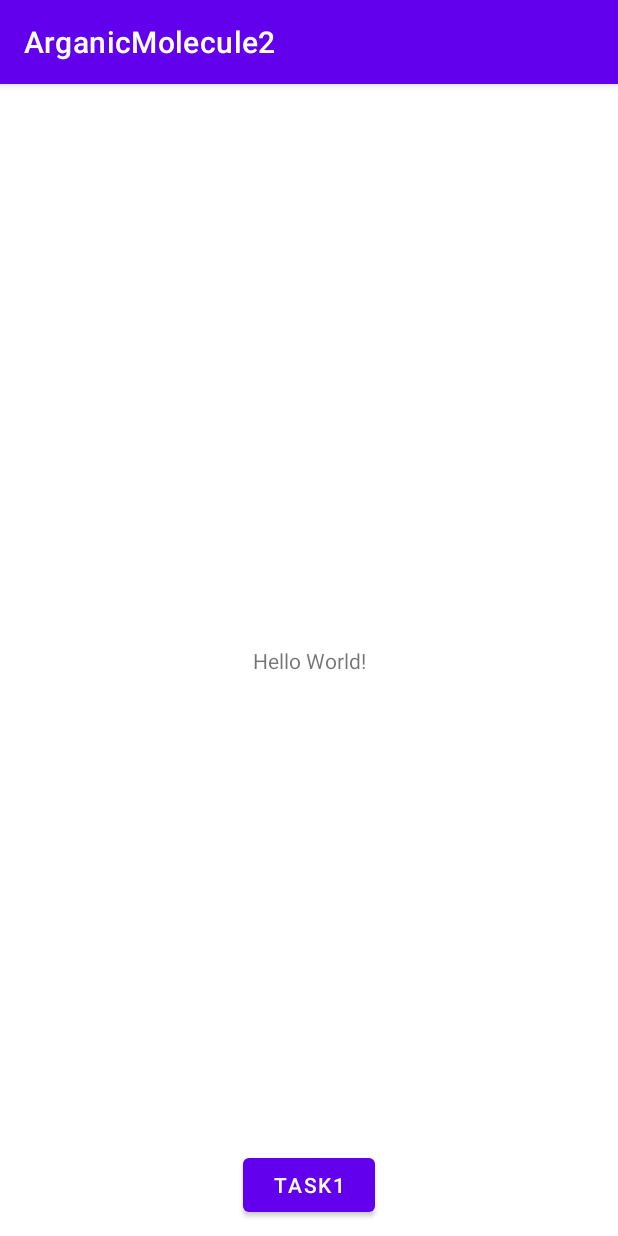
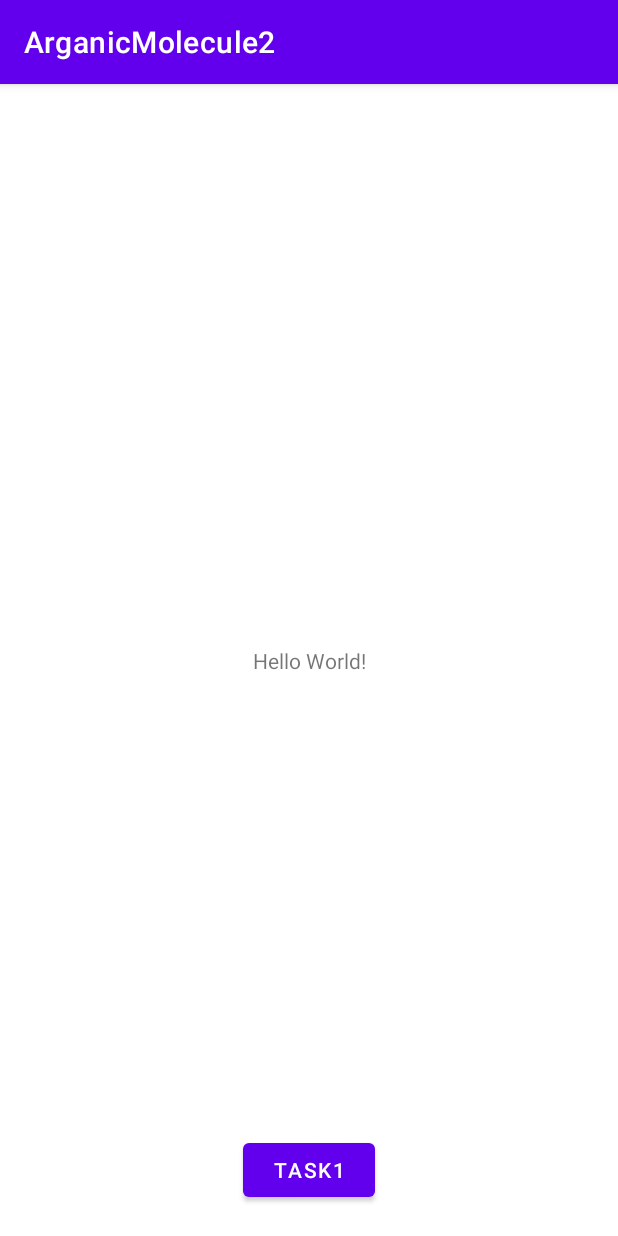
Before and after one commit to tlam89/ArganicMolecule, an Android app: the screen it shows after launch (MainActivity), on a phone screen of 412 x 824 dp. Run offline under Robolectric (Android 15) with nearby library versions, the phone set to English and light mode, and no system bars.

Commit message:
init commit

```diff
--- a/app/src/main/res/layout/activity_main.xml
+++ b/app/src/main/res/layout/activity_main.xml
@@ -21,7 +21,7 @@
         android:layout_height="wrap_content"
         android:layout_marginStart="60dp"
         android:layout_marginEnd="60dp"
-        android:layout_marginBottom="10dp"
+        android:layout_marginBottom="20dp"
         android:text="@string/task1"
         app:layout_constraintBottom_toBottomOf="parent"
         app:layout_constraintEnd_toEndOf="parent"
```
